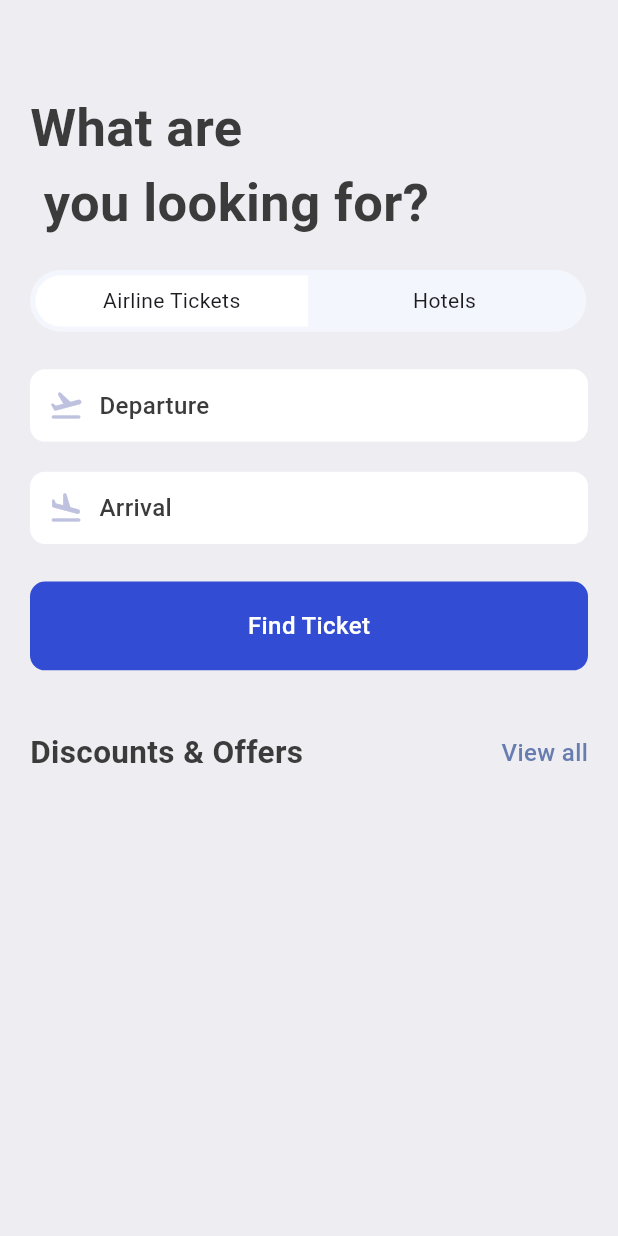
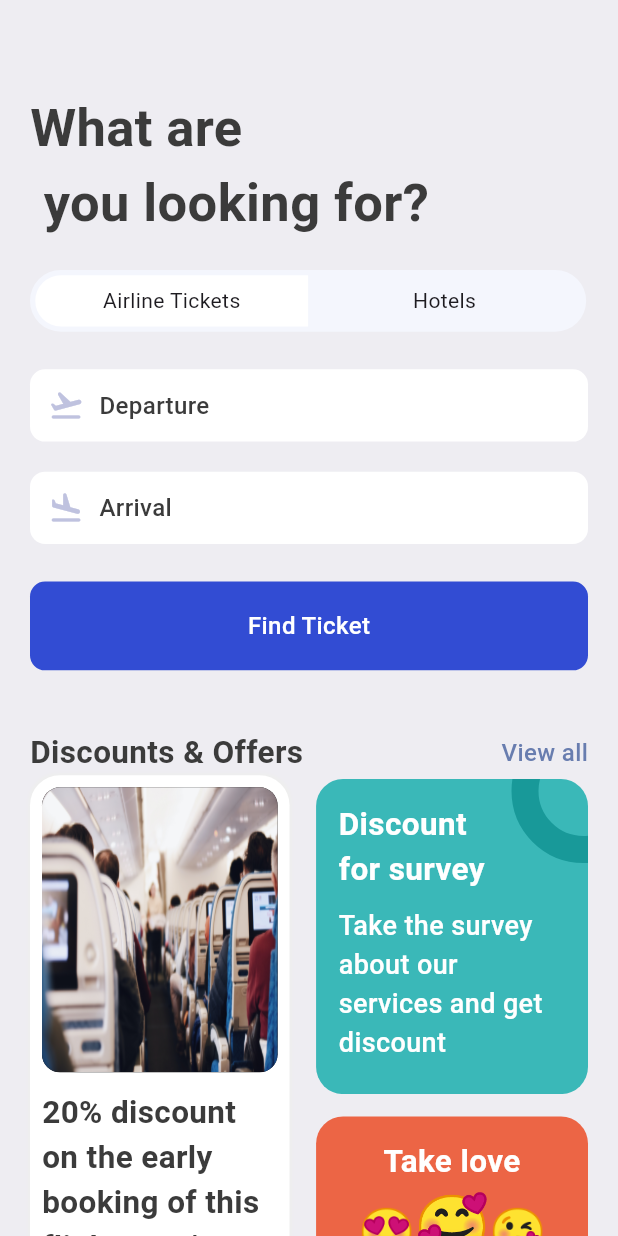
Before and after one commit to flutter-preview/MrCalifer-BookTicket_Flutter, a Flutter app: the SearchScreen screen opened directly, on a phone screen of 412 x 824 dp. Run offline on Flutter 3.47's test engine with Material 2 defaults, Android fonts, the phone set to English and light mode, and no system bars; our stand-ins replace fluentui_icons, gap, get.

Commit message:
Search View Implemented.

```diff
--- a/lib/Search/views/discount_offers_view.dart
+++ b/lib/Search/views/discount_offers_view.dart
@@ -1,6 +1,8 @@
 import 'package:booktickets/Utils/app_layout.dart';
+import 'package:booktickets/Utils/app_styles.dart';
 import 'package:booktickets/widgets/view_all.dart';
 import 'package:flutter/material.dart';
+import 'package:gap/gap.dart';
 
 class DiscountOffersViews extends StatelessWidget {
   const DiscountOffersViews({super.key});
@@ -10,8 +12,141 @@ class DiscountOffersViews extends StatelessWidget {
     final size = AppLayout.getSize(context);
     return SizedBox(
       width: size.width * 0.90,
-      child: const ViewAllSection(
-          bigText: "Discounts & Offers", smallText: "View all"),
+      child: Column(
+        children: [
+          const ViewAllSection(
+              bigText: "Discounts & Offers", smallText: "View all"),
+          Row(
+            mainAxisAlignment: MainAxisAlignment.spaceBetween,
+            children: [
+              /**
+               * 1st Discount Card
+               */
+              Container(
+                width: size.width * 0.42,
+                height: AppLayout.getHeight(400),
+                padding: EdgeInsets.symmetric(
+                    horizontal: AppLayout.getHeight(8),
+                    vertical: AppLayout.getHeight(8)),
+                decoration: BoxDecoration(
+                    color: Colors.white,
+                    boxShadow: [
+                      BoxShadow(
+                          color: Colors.grey.shade200,
+                          blurRadius: 1,
+                          spreadRadius: 1)
+                    ],
+                    borderRadius:
+                        BorderRadius.circular(AppLayout.getHeight(20))),
+                child: Column(
+                  children: [
+                    Container(
+                      height: AppLayout.getHeight(190),
+                      decoration: BoxDecoration(
+                          color: Colors.black,
+                          borderRadius:
+                              BorderRadius.circular(AppLayout.getHeight(12)),
+                          image: const DecorationImage(
+                              fit: BoxFit.fill,
+                              image: AssetImage("assest/images/sit.jpg"))),
+                    ),
+                    Gap(AppLayout.getHeight(12)),
+                    Text(
+                      "20% discount on the early booking of this flight. Don't miss out this chance.",
+                      style: Styles.headLineStyle2,
+                    )
+                  ],
+                ),
+              ),
+
+              /**
+               * 2nd Discount Card
+               */
+              Column(
+                children: [
+                  Stack(
+                    children: [
+                      Container(
+                        width: size.width * 0.44,
+                        height: AppLayout.getHeight(210),
+                        decoration: BoxDecoration(
+                            color: const Color(0xFF3AB8B8),
+                            borderRadius:
+                                BorderRadius.circular(AppLayout.getHeight(18))),
+                        padding: EdgeInsets.symmetric(
+                            vertical: AppLayout.getHeight(15),
+                            horizontal: AppLayout.getHeight(15)),
+                        child: Column(
+                          crossAxisAlignment: CrossAxisAlignment.start,
+                          children: [
+                            Text(
+                              "Discount\nfor survey",
+                              style: Styles.headLineStyle2.copyWith(
+                                  fontWeight: FontWeight.bold,
+                                  color: Colors.white),
+                            ),
+                            Gap(AppLayout.getHeight(10)),
+                            Text(
+                              "Take the survey about our services and get discount",
+                              style: Styles.headLineStyle2.copyWith(
+                                  fontWeight: FontWeight.w500,
+                                  color: Colors.white,
+                                  fontSize: 18),
+                            ),
+                          ],
+                        ),
+                      ),
+                      Positioned(
+                          right: -45,
+                          top: -40,
+                          child: Container(
+                            padding: EdgeInsets.all(AppLayout.getHeight(30)),
+                            decoration: BoxDecoration(
+                                shape: BoxShape.circle,
+                                border: Border.all(
+                                    width: 18, color: const Color(0xFF189999)),
+                                color: Colors.transparent),
+                          ))
+                    ],
+                  ),
+                  Gap(AppLayout.getHeight(15)),
+                  /**
+                   * 3rd Discount Card
+                   */
+                  Container(
+                    width: size.width * 0.44,
+                    height: AppLayout.getHeight(170),
+                    padding: EdgeInsets.symmetric(
+                        vertical: AppLayout.getHeight(15),
+                        horizontal: AppLayout.getHeight(15)),
+                    decoration: BoxDecoration(
+                        color: const Color(0xFFEC6545),
+                        borderRadius:
+                            BorderRadius.circular(AppLayout.getHeight(18))),
+                    child: Column(
+                      children: [
+                        Text(
+                          "Take love",
+                          style: Styles.headLineStyle2.copyWith(
+                              color: Colors.white, fontWeight: FontWeight.bold),
+                          textAlign: TextAlign.center,
+                        ),
+                        Gap(AppLayout.getHeight(5)),
+                        RichText(
+                            text: const TextSpan(children: [
+                          TextSpan(text: '😍', style: TextStyle(fontSize: 30)),
+                          TextSpan(text: '🥰', style: TextStyle(fontSize: 40)),
+                          TextSpan(text: '😘', style: TextStyle(fontSize: 30))
+                        ]))
+                      ],
+                    ),
+                  )
+                ],
+              )
+            ],
+          )
+        ],
+      ),
     );
   }
 }
```
